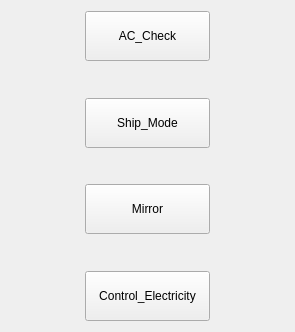
First picture: the form in Qt_test_tool/toolwidget.ui, repository HuangXiaoFeng123/Qt_test_tool, before the edit.
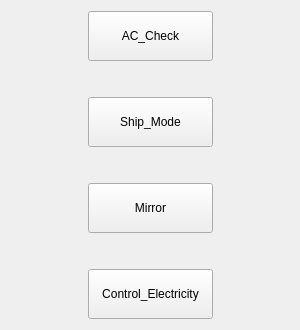
Second picture: the form after the edit.

What changed in the file:
```diff
--- a/Qt_test_tool/toolwidget.ui
+++ b/Qt_test_tool/toolwidget.ui
@@ -6,8 +6,8 @@
    <rect>
     <x>0</x>
     <y>0</y>
-    <width>295</width>
-    <height>332</height>
+    <width>300</width>
+    <height>330</height>
    </rect>
   </property>
   <property name="windowTitle">
```
